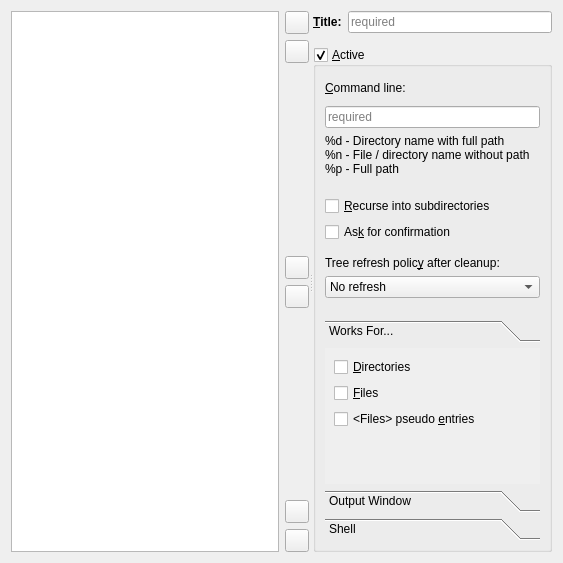
This is src/cleanup-config-page.ui in Lithopsian/qt6dirstat as Qt 5 draws it before an edit. The edited form follows.
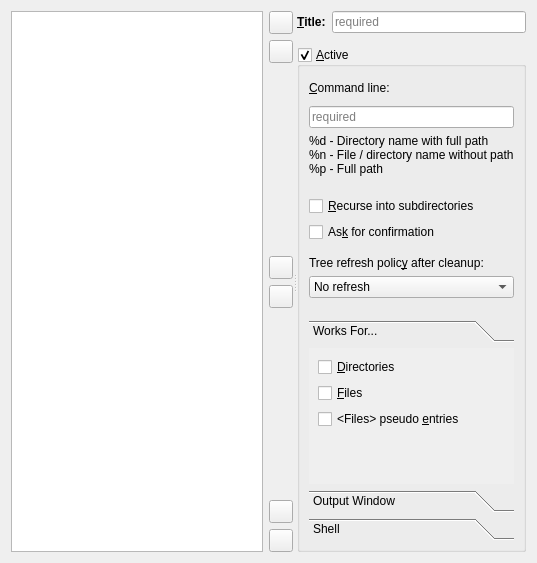
This is the edited form. The open tabs and pages were chosen to show the change. Icons and pictures are not drawn.

Commit message: Tab order cleanup

The edit to the form file:
```diff
--- a/src/cleanup-config-page.ui
+++ b/src/cleanup-config-page.ui
@@ -2,14 +2,6 @@
 <ui version="4.0">
  <class>CleanupConfigPage</class>
  <widget class="QWidget" name="CleanupConfigPage">
-  <property name="geometry">
-   <rect>
-    <x>0</x>
-    <y>0</y>
-    <width>563</width>
-    <height>563</height>
-   </rect>
-  </property>
   <layout class="QVBoxLayout" name="verticalLayout_6">
    <item>
     <widget class="QSplitter" name="splitter">
@@ -325,8 +317,8 @@
               <rect>
                <x>0</x>
                <y>0</y>
-               <width>234</width>
-               <height>136</height>
+               <width>185</width>
+               <height>93</height>
               </rect>
              </property>
              <attribute name="label">
```
Left out of the diff: 31 changed lines with no effect on the pictures. The commit also changes 7 other files.
